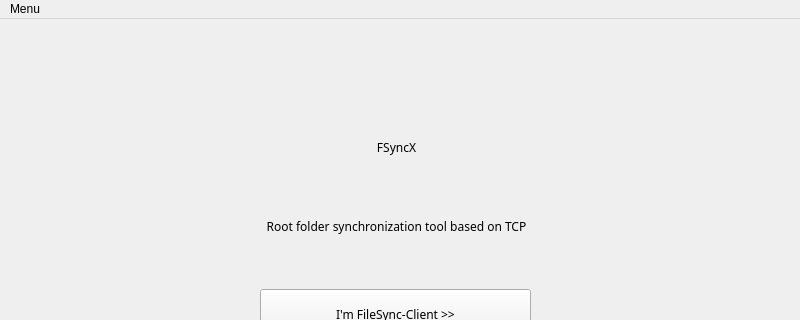
The window that FSyncX/FSync_FullVersion/MainWindow.ui (sangko-dgq/My-Qt-Test-Projects) describes before a commit, drawn with Qt 5; both pictures show x 0 to 800 and y 0 to 320 of the 800 by 600 pixel window.
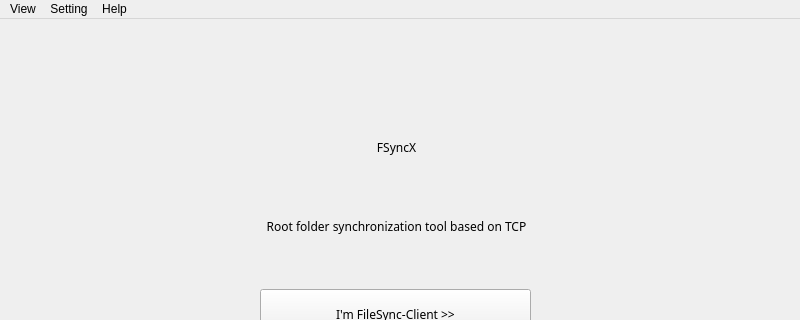
The same window after the commit. Icons and pictures are not drawn.

Patch:
```diff
--- a/FSyncX/FSync_FullVersion/MainWindow.ui
+++ b/FSyncX/FSync_FullVersion/MainWindow.ui
@@ -652,16 +652,30 @@
    </property>
    <widget class="QMenu" name="menuMenu">
     <property name="title">
-     <string>Menu</string>
+     <string>View</string>
     </property>
     <addaction name="actionBackHome"/>
     <addaction name="separator"/>
+    <addaction name="actionExit"/>
+   </widget>
+   <widget class="QMenu" name="menuSetting">
+    <property name="title">
+     <string>Setting</string>
+    </property>
+    <addaction name="actionSetting"/>
+   </widget>
+   <widget class="QMenu" name="menuHelp">
+    <property name="title">
+     <string>Help</string>
+    </property>
     <addaction name="actionHow_to_use"/>
     <addaction name="actionAbout_FSyncx"/>
     <addaction name="separator"/>
     <addaction name="actionCheckUpdate"/>
    </widget>
    <addaction name="menuMenu"/>
+   <addaction name="menuSetting"/>
+   <addaction name="menuHelp"/>
   </widget>
   <widget class="QStatusBar" name="statusBar"/>
   <action name="actionHow_to_use">
```
Left out of the diff: 52 changed lines with no effect on the pictures.
